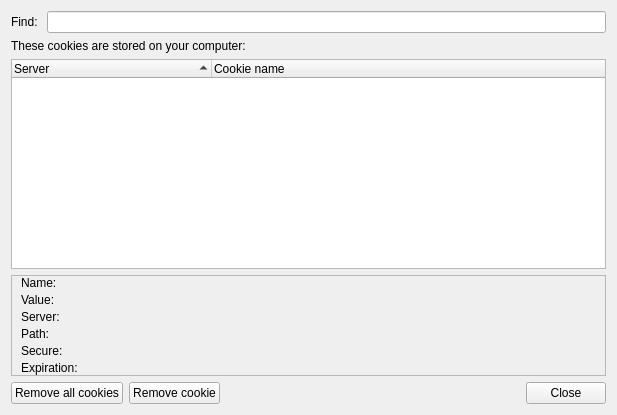
First picture: the form in src/cookies/cookiemanager.ui, repository QupZilla/qupzilla, before the edit.
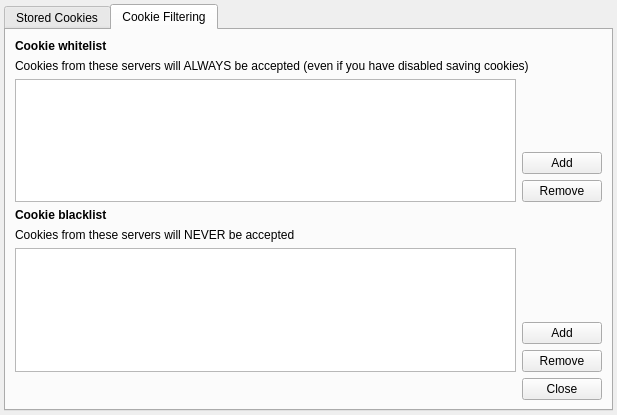
Second picture: the form after the edit. The open tabs and pages were chosen to show the change. Custom widgets are drawn as their Qt base class.

Commit message: Whitelisting/blacklisting cookies in Cookies Manager. - closes #240

Patch:
```diff
--- a/src/cookies/cookiemanager.ui
+++ b/src/cookies/cookiemanager.ui
@@ -13,6 +13,19 @@
   <property name="windowTitle">
    <string>Cookies</string>
   </property>
+  <layout class="QHBoxLayout" name="horizontalLayout">
+   <property name="margin">
+    <number>4</number>
+   </property>
+   <item>
+    <widget class="QTabWidget" name="tabWidget">
+     <property name="currentIndex">
+      <number>0</number>
+     </property>
+     <widget class="QWidget" name="tab">
+      <attribute name="title">
+       <string>Stored Cookies</string>
+      </attribute>
   <layout class="QGridLayout" name="gridLayout">
    <item row="0" column="0">
     <widget class="QLabel" name="label">
@@ -36,15 +49,6 @@
      <property name="sortingEnabled">
       <bool>true</bool>
      </property>
-     <attribute name="headerVisible">
-      <bool>true</bool>
-     </attribute>
-     <attribute name="headerDefaultSectionSize">
-      <number>200</number>
-     </attribute>
-     <attribute name="headerMinimumSectionSize">
-      <number>22</number>
-     </attribute>
      <column>
       <property name="text">
        <string>Server</string>
@@ -217,7 +221,7 @@
       <item>
        <widget class="QPushButton" name="removeOne">
         <property name="text">
-         <string>Remove cookie</string>
+             <string>Remove cookies</string>
         </property>
        </widget>
       </item>
@@ -235,6 +239,126 @@
        </widget>
       </item>
      </layout>
+        </widget>
+       </item>
+      </layout>
+     </widget>
+     <widget class="QWidget" name="tab_2">
+      <attribute name="title">
+       <string>Cookie Filtering</string>
+      </attribute>
+      <layout class="QGridLayout" name="gridLayout_3">
+       <item row="0" column="0">
+        <widget class="QLabel" name="label_9">
+         <property name="text">
+          <string>&lt;b&gt;Cookie whitelist&lt;/b&gt;</string>
+         </property>
+        </widget>
+       </item>
+       <item row="1" column="0" colspan="2">
+        <widget class="QLabel" name="label_11">
+         <property name="text">
+          <string>Cookies from these servers will ALWAYS be accepted (even if you have disabled saving cookies)</string>
+         </property>
+         <property name="wordWrap">
+          <bool>true</bool>
+         </property>
+        </widget>
+       </item>
+       <item row="2" column="1">
+        <layout class="QVBoxLayout" name="verticalLayout">
+         <item>
+          <spacer name="verticalSpacer">
+           <property name="orientation">
+            <enum>Qt::Vertical</enum>
+           </property>
+           <property name="sizeHint" stdset="0">
+            <size>
+             <width>20</width>
+             <height>40</height>
+            </size>
+           </property>
+          </spacer>
+         </item>
+         <item>
+          <widget class="QPushButton" name="whiteAdd">
+           <property name="text">
+            <string>Add</string>
+           </property>
+          </widget>
+         </item>
+         <item>
+          <widget class="QPushButton" name="whiteRemove">
+           <property name="text">
+            <string>Remove</string>
+           </property>
+          </widget>
+         </item>
+        </layout>
+       </item>
+       <item row="2" column="0">
+        <widget class="QListWidget" name="whiteList"/>
+       </item>
+       <item row="3" column="0">
+        <widget class="QLabel" name="label_10">
+         <property name="text">
+          <string>&lt;b&gt;Cookie blacklist&lt;/b&gt;</string>
+         </property>
+        </widget>
+       </item>
+       <item row="4" column="0" colspan="2">
+        <widget class="QLabel" name="label_12">
+         <property name="text">
+          <string>Cookies from these servers will NEVER be accepted</string>
+         </property>
+         <property name="wordWrap">
+          <bool>true</bool>
+         </property>
+        </widget>
+       </item>
+       <item row="5" column="0">
+        <widget class="QListWidget" name="blackList"/>
+       </item>
+       <item row="5" column="1">
+        <layout class="QVBoxLayout" name="verticalLayout_2">
+         <item>
+          <spacer name="verticalSpacer_2">
+           <property name="orientation">
+            <enum>Qt::Vertical</enum>
+           </property>
+           <property name="sizeHint" stdset="0">
+            <size>
+             <width>20</width>
+             <height>40</height>
+            </size>
+           </property>
+          </spacer>
+         </item>
+         <item>
+          <widget class="QPushButton" name="blackAdd">
+           <property name="text">
+            <string>Add</string>
+           </property>
+          </widget>
+         </item>
+         <item>
+          <widget class="QPushButton" name="blackRemove">
+           <property name="text">
+            <string>Remove</string>
+           </property>
+          </widget>
+         </item>
+        </layout>
+       </item>
+       <item row="6" column="0" colspan="2">
+        <widget class="QDialogButtonBox" name="close2">
+         <property name="standardButtons">
+          <set>QDialogButtonBox::Close</set>
+         </property>
+        </widget>
+       </item>
+      </layout>
+     </widget>
     </widget>
    </item>
   </layout>
```
Lines whose indentation alone changed are shown as unchanged. The commit also changes 15 other files.
